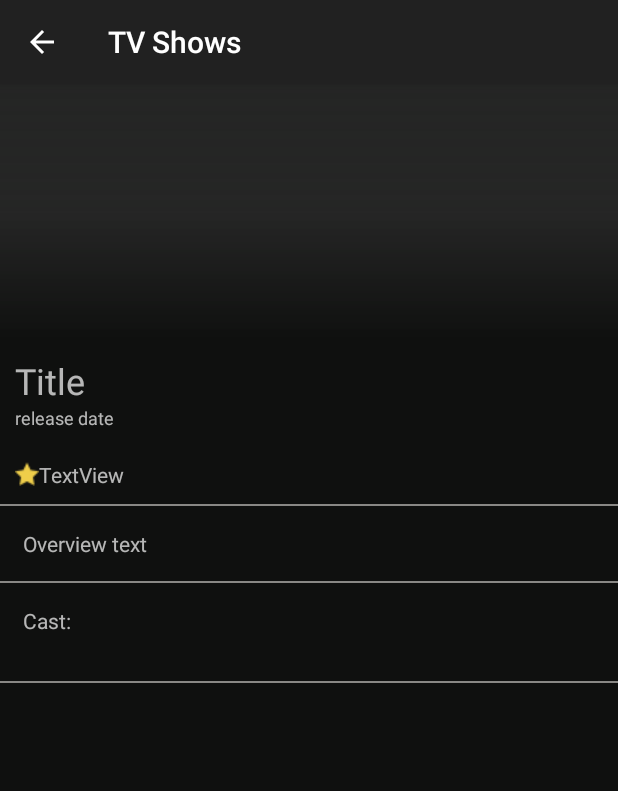
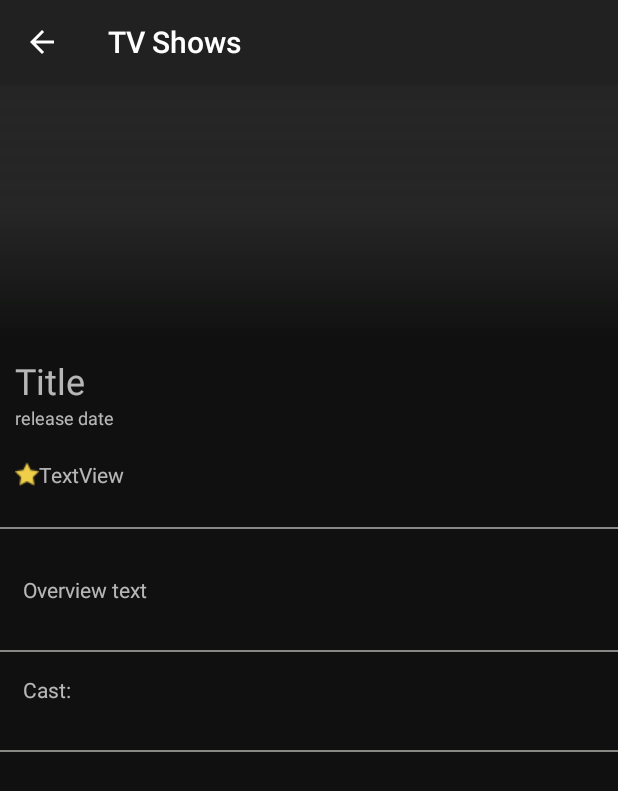
Before and after one commit to Adna33/AndroidMovieApp, an Android app: the EpisodeActivity screen opened directly, with no data from a screen before it, on a phone screen of 412 x 824 dp. Shown: the top 791 px of the screen. Run offline under Robolectric (Android 15) with nearby library versions, the phone set to English and light mode, and no system bars; our stand-ins replace ButterKnife; pictures from the network do not load; 7 statements that could not run were skipped.

Commit message:
last changes

```diff
--- a/app/src/main/res/layout/activity_episode.xml
+++ b/app/src/main/res/layout/activity_episode.xml
@@ -76,7 +76,9 @@
             <View
                 android:layout_width="match_parent"
                 android:layout_height="1dp"
-                android:background="@color/fadedText"/>
+                android:background="@color/fadedText"
+                android:layout_marginBottom="15dp"
+                android:layout_marginTop="15dp" />
 
             <TextView
                 android:id="@+id/tv_overview"
@@ -89,7 +91,8 @@
             <View
                 android:layout_width="match_parent"
                 android:layout_height="1dp"
-                android:background="@color/fadedText"/>
+                android:background="@color/fadedText"
+                android:layout_marginTop="15dp" />
 
             <TextView
                 android:text="@string/cast_title"
```
